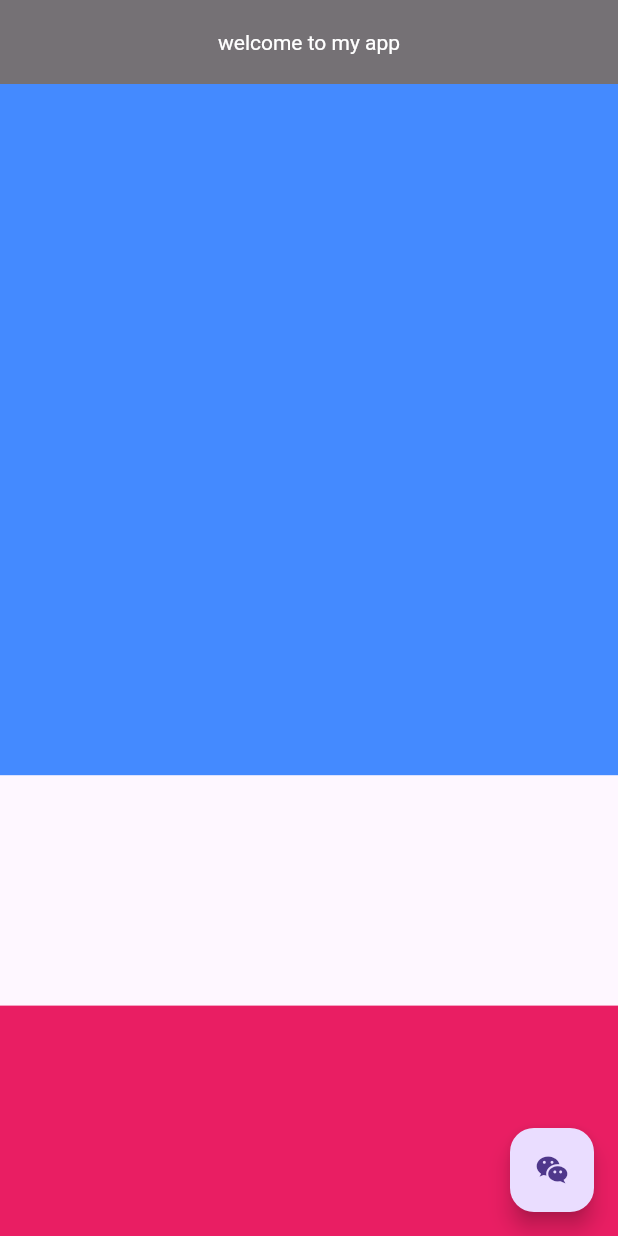
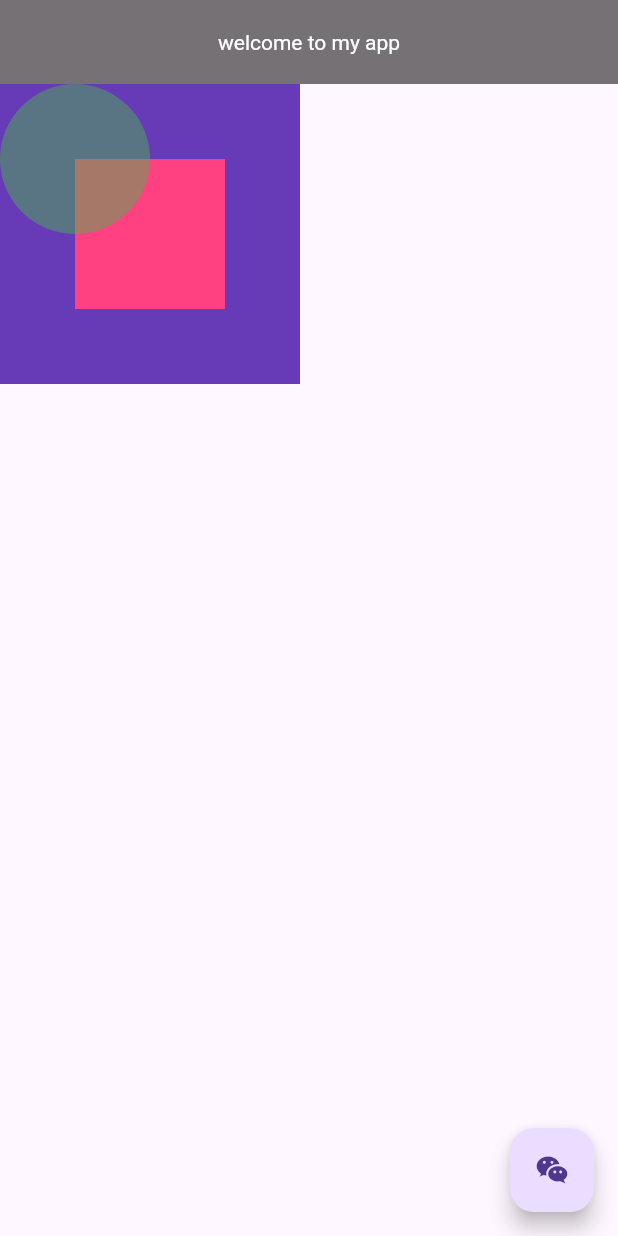
Before and after one commit to faria087/flutter, a Flutter app: the screen it shows after launch, on a phone screen of 412 x 824 dp. Run offline on Flutter 3.47's test engine with Material 3 defaults, Android fonts, the phone set to English and light mode, and no system bars.

Commit message:
stack and positiond

```diff
--- a/lib/home/screen.dart
+++ b/lib/home/screen.dart
@@ -391,16 +391,36 @@ class _HscreenState extends State<Hscreen> {
       //   ),
       // ),
       //
-      body: Flex(
-        direction: Axis.vertical,
+      // body: Flex(
+      //   direction: Axis.vertical,
+      //   children: [
+      //     Flexible(
+      //       flex: 3,
+      //       child: Container(color: Colors.blueAccent, height: double.infinity),
+      //     ),
+      //     Spacer(),
+      //     Flexible(
+      //       child: Container(color: Colors.pink, height: double.infinity),
+      //     ),
+      //   ],
+      // ),
+      body: Stack(
         children: [
-          Flexible(
-            flex: 3,
-            child: Container(color: Colors.blueAccent, height: double.infinity),
+          Container(height: 200, width: 200, color: Colors.deepPurple),
+          Positioned(
+            right: 50,
+            bottom: 50,
+            child: Container(height: 100, width: 100, color: Colors.pinkAccent),
           ),
-          Spacer(),
-          Flexible(
-            child: Container(color: Colors.pink, height: double.infinity),
+          Positioned(
+            child: Container(
+              height: 100,
+              width: 100,
+              decoration: BoxDecoration(
+                shape: BoxShape.circle,
+                color: Colors.green.withAlpha(128),
+              ),
+            ),
           ),
         ],
       ),
```
